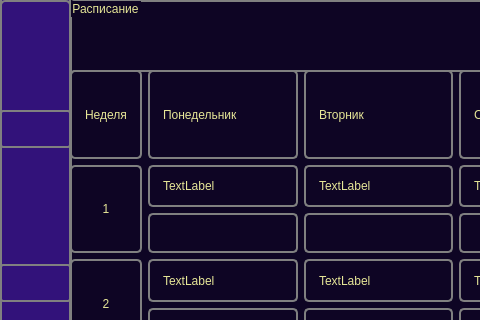
Old version of the form main.ui in the repository ZeNik77/MEGAPROJECT; both pictures show x 0 to 480 and y 0 to 320 of the 1280 by 720 pixel window.
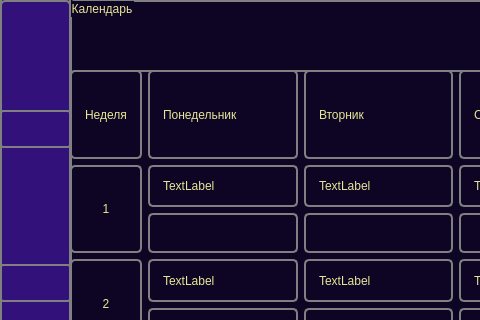
New version of the form. Icons and pictures are not drawn.

Diff of the .ui file:
```diff
--- a/main.ui
+++ b/main.ui
@@ -356,7 +356,7 @@
 border-radius: 5px;</string>
     </property>
     <property name="title">
-     <string>Расписание</string>
+     <string>Календарь</string>
     </property>
     <widget class="QWidget" name="layoutWidget_2">
      <property name="geometry">
```
